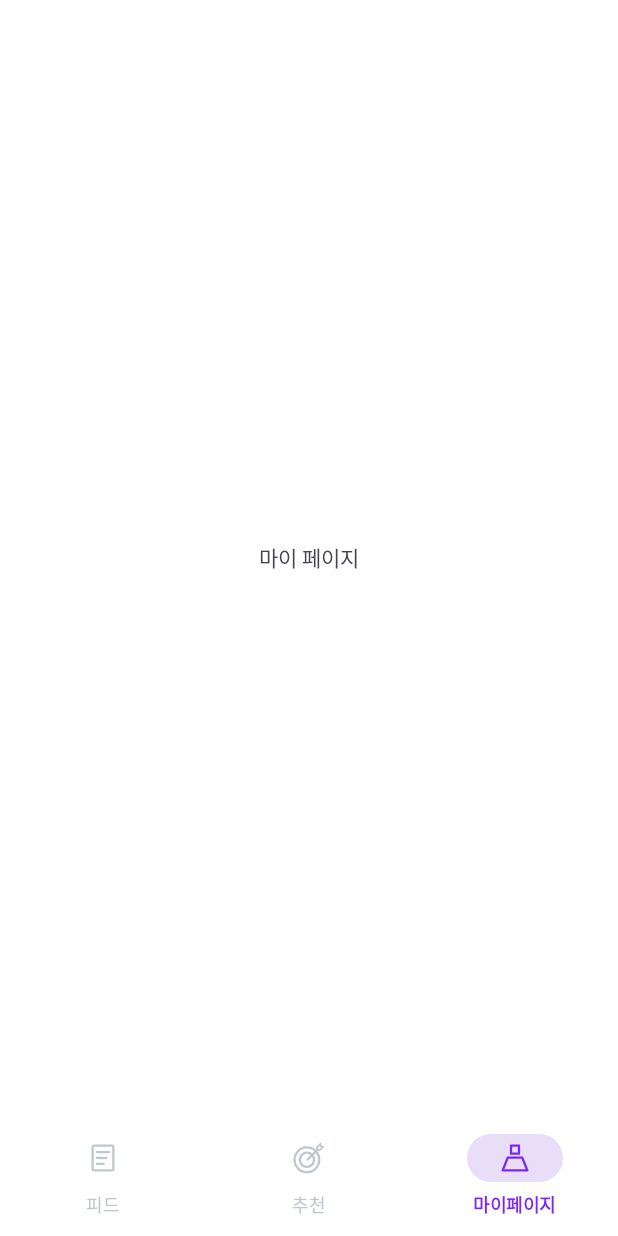
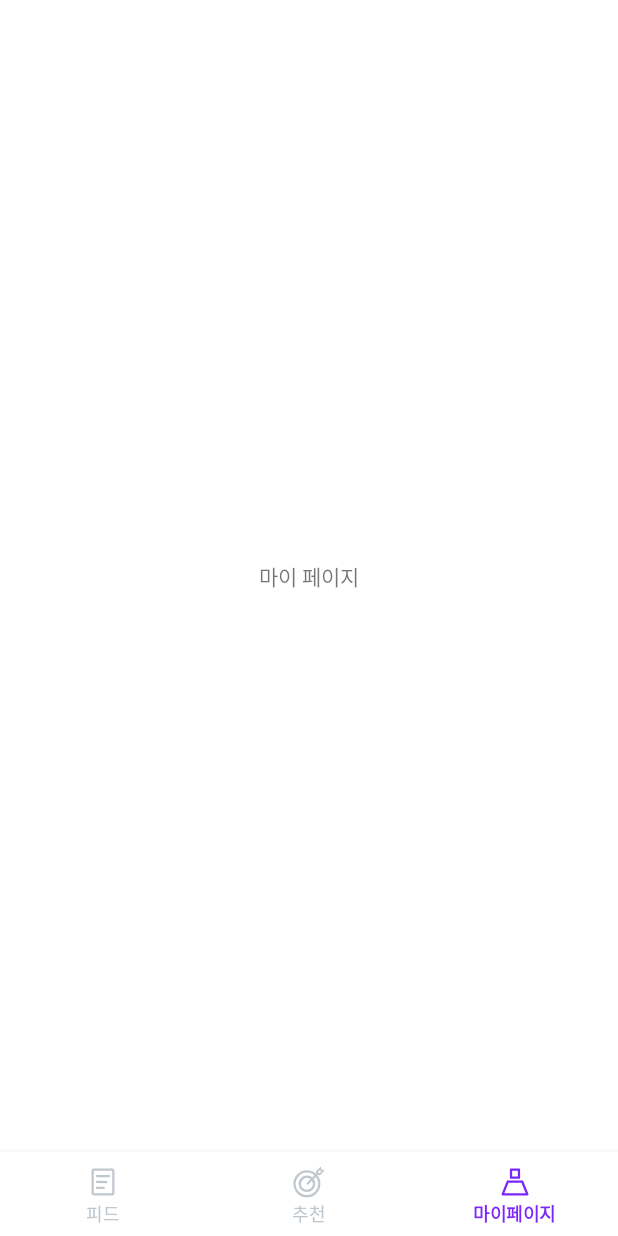
Before and after one commit to team-winey/Winey-AOS, an Android app: the screen it shows after launch (MainActivity), item 3 of the bottom bar chosen, on a phone screen of 412 x 824 dp. Run offline under Robolectric (Android 15) with nearby library versions, the phone set to English and light mode, and no system bars; our stand-ins replace Dagger/Hilt's generated code, data binding.

Commit message:
[mod] Material3 대신 MaterialComponents 사용하도록 변경

```diff
--- a/app/src/main/res/layout/activity_main.xml
+++ b/app/src/main/res/layout/activity_main.xml
@@ -16,35 +16,24 @@
             android:id="@+id/fcv_main"
             android:layout_width="0dp"
             android:layout_height="0dp"
-            app:layout_constraintBottom_toTopOf="@id/line1_main"
+            app:layout_constraintBottom_toTopOf="@+id/bnv_main"
             app:layout_constraintEnd_toEndOf="parent"
             app:layout_constraintStart_toStartOf="parent"
             app:layout_constraintTop_toTopOf="parent"
             tools:layout="@layout/fragment_feed" />
 
-        <View
-            android:id="@+id/line1_main"
-            android:layout_width="match_parent"
-            android:layout_height="1dp"
-            android:backgroundTint="@color/gray_200"
-            app:layout_constraintBottom_toTopOf="@id/bnv_main"
-            app:layout_constraintEnd_toEndOf="parent"
-            app:layout_constraintStart_toStartOf="parent" />
-
         <com.google.android.material.bottomnavigation.BottomNavigationView
             android:id="@+id/bnv_main"
             android:layout_width="0dp"
-            android:layout_height="wrap_content"
+            android:layout_height="56dp"
             app:itemIconTint="@drawable/sel_main_bnv_icon_color"
             app:itemTextAppearanceActive="@style/TextAppearance.WINEY.detail_m_12"
             app:itemTextAppearanceInactive="@style/TextAppearance.WINEY.detail_m_12"
             app:itemTextColor="@drawable/sel_main_bnv_icon_color"
-            app:itemBackground="?colorSurface"
             app:layout_constraintBottom_toBottomOf="parent"
             app:layout_constraintEnd_toEndOf="parent"
             app:layout_constraintStart_toStartOf="parent"
             app:menu="@menu/menu_main" />
 
-
     </androidx.constraintlayout.widget.ConstraintLayout>
 </layout>
--- a/app/src/main/res/values/themes.xml
+++ b/app/src/main/res/values/themes.xml
@@ -1,8 +1,6 @@
 <resources>
     <!-- Base application theme. -->
-    <style name="Theme.Winey" parent="Theme.Material3.Light.NoActionBar">
-        <!-- default background color. -->
-        <item name="android:windowBackground">@color/gray_0</item>
+    <style name="Theme.Winey" parent="Theme.MaterialComponents.Light.NoActionBar">
         <!-- Primary brand color. -->
         <item name="colorPrimary">@color/purple_400</item>
         <item name="colorPrimaryVariant">@color/gray_0</item>
@@ -14,14 +12,10 @@
         <!-- Status bar color. -->
         <item name="android:statusBarColor">@android:color/transparent</item>
         <item name="android:windowLightStatusBar">true</item>
-        <!-- Customize your theme here. -->
-
-        <!-- Navigation Bar Container color -->
+        <!-- Neutral key color -->
         <item name="colorSurface">@color/gray_0</item>
-
         <!-- Navigation Bar Icon/Text Active color -->
         <item name="colorOnSurface">@color/purple_400</item>
-
         <!-- Navigation Bar Icon/Text Inactive color -->
         <item name="colorOnSurfaceVariant">@color/gray_300</item>
     </style>
```
